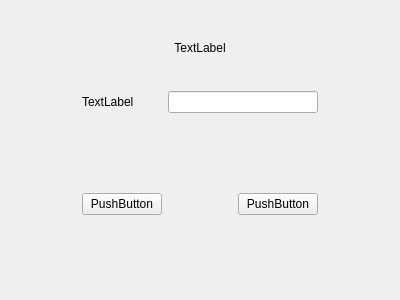
The window that AdminPWWidget.ui (wruwami/TPCAM-M30) describes before a commit, drawn with Qt 5.
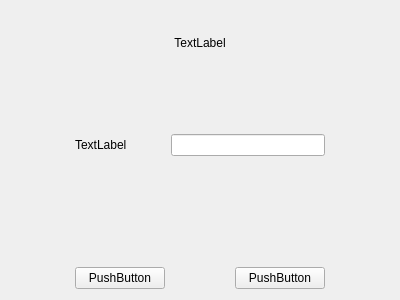
The same window after the commit. Custom widgets are drawn as their Qt base class.

Diff of the .ui file:
```diff
--- a/AdminPWWidget.ui
+++ b/AdminPWWidget.ui
@@ -15,7 +15,27 @@
   </property>
   <layout class="QGridLayout" name="gridLayout_2">
    <item row="0" column="0">
-    <layout class="QGridLayout" name="gridLayout" rowstretch="2,2,2,2,2" columnstretch="1,1,1,1,1">
+    <layout class="QGridLayout" name="gridLayout" rowstretch="40,34,40,66,70" columnstretch="100,154,100,154,100">
+     <item row="4" column="3">
+      <widget class="CustomPushButton" name="cancelPushButton">
+       <property name="text">
+        <string>PushButton</string>
+       </property>
+      </widget>
+     </item>
+     <item row="1" column="0">
+      <spacer name="verticalSpacer">
+       <property name="orientation">
+        <enum>Qt::Vertical</enum>
+       </property>
+       <property name="sizeHint" stdset="0">
+        <size>
+         <width>20</width>
+         <height>40</height>
+        </size>
+       </property>
+      </spacer>
+     </item>
      <item row="0" column="0" colspan="5">
       <widget class="CustomLabel" name="label">
        <property name="text">
@@ -26,46 +46,7 @@
        </property>
       </widget>
      </item>
-     <item row="4" column="0">
-      <spacer name="horizontalSpacer_3">
-       <property name="orientation">
-        <enum>Qt::Horizontal</enum>
-       </property>
-       <property name="sizeHint" stdset="0">
-        <size>
-         <width>40</width>
-         <height>20</height>
-        </size>
-       </property>
-      </spacer>
-     </item>
-     <item row="4" column="4">
-      <spacer name="horizontalSpacer_2">
-       <property name="orientation">
-        <enum>Qt::Horizontal</enum>
-       </property>
-       <property name="sizeHint" stdset="0">
-        <size>
-         <width>40</width>
-         <height>20</height>
-        </size>
-       </property>
-      </spacer>
-     </item>
-     <item row="4" column="2">
-      <spacer name="horizontalSpacer">
-       <property name="orientation">
-        <enum>Qt::Horizontal</enum>
-       </property>
-       <property name="sizeHint" stdset="0">
-        <size>
-         <width>40</width>
-         <height>20</height>
-        </size>
-       </property>
-      </spacer>
-     </item>
-     <item row="1" column="4">
+     <item row="2" column="4">
       <spacer name="horizontalSpacer_4">
        <property name="orientation">
         <enum>Qt::Horizontal</enum>
@@ -78,24 +59,17 @@
        </property>
       </spacer>
      </item>
-     <item row="3" column="1">
+     <item row="4" column="1">
       <widget class="CustomPushButton" name="okPushButton">
        <property name="text">
         <string>PushButton</string>
        </property>
       </widget>
      </item>
-     <item row="3" column="3">
-      <widget class="CustomPushButton" name="cancelPushButton">
-       <property name="text">
-        <string>PushButton</string>
-       </property>
-      </widget>
-     </item>
-     <item row="1" column="2" colspan="2">
+     <item row="2" column="2" colspan="2">
       <widget class="CustomLineEdit" name="lineEdit"/>
      </item>
-     <item row="1" column="1">
+     <item row="2" column="1">
       <widget class="CustomLabel" name="pwLabel">
        <property name="text">
         <string>TextLabel</string>
```
